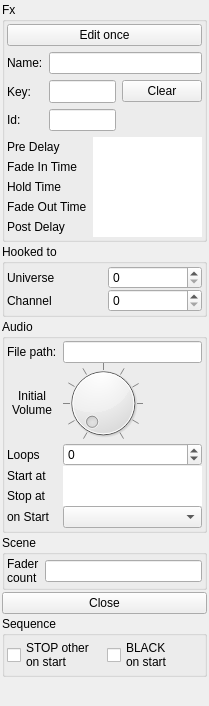
Before: the Qt Designer form StageRunner/gui/fxitempropertywidget.ui in Pit1966/StageRunner, drawn with Qt 5.
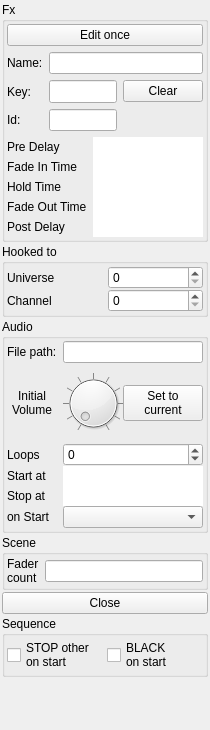
After: the same form once the commit is applied. Custom widgets are drawn as their Qt base class.

Commit message: FxEditor: New feature: Set Audio initial volume to current play volume by simple button click

What changed in the file:
```diff
--- a/StageRunner/gui/fxitempropertywidget.ui
+++ b/StageRunner/gui/fxitempropertywidget.ui
@@ -7,7 +7,7 @@
     <x>0</x>
     <y>0</y>
     <width>209</width>
-    <height>706</height>
+    <height>730</height>
    </rect>
   </property>
   <property name="font">
@@ -300,7 +300,7 @@
         </property>
        </widget>
       </item>
-      <item row="4" column="1">
+      <item row="5" column="1">
        <widget class="PsLineEdit" name="audioStopAtEdit">
         <property name="frame">
          <bool>false</bool>
@@ -310,26 +310,7 @@
       <item row="0" column="1">
        <widget class="PsLineEdit" name="audioFilePathEdit"/>
       </item>
-      <item row="1" column="1">
-       <widget class="qsynthKnob" name="initialVolDial">
-        <property name="maximumSize">
-         <size>
-          <width>80</width>
-          <height>80</height>
-         </size>
-        </property>
-        <property name="maximum">
-         <number>100</number>
-        </property>
-        <property name="notchTarget">
-         <double>10.000000000000000</double>
-        </property>
-        <property name="notchesVisible">
-         <bool>true</bool>
-        </property>
-       </widget>
-      </item>
-      <item row="1" column="0">
+      <item row="2" column="0">
        <widget class="QLabel" name="label">
         <property name="text">
          <string>Initial
@@ -340,7 +321,7 @@
         </property>
        </widget>
       </item>
-      <item row="2" column="1">
+      <item row="3" column="1">
        <widget class="QSpinBox" name="audioLoopsSpin">
         <property name="minimum">
          <number>-1</number>
@@ -350,44 +331,90 @@
         </property>
        </widget>
       </item>
-      <item row="2" column="0">
+      <item row="4" column="1">
+       <widget class="PsLineEdit" name="audioStartAtEdit">
+        <property name="frame">
+         <bool>false</bool>
+        </property>
+       </widget>
+      </item>
+      <item row="3" column="0">
        <widget class="QLabel" name="audioLoopsLabel">
         <property name="text">
          <string>Loops</string>
         </property>
        </widget>
       </item>
-      <item row="3" column="0">
+      <item row="4" column="0">
        <widget class="QLabel" name="audioStartAtLabel">
         <property name="text">
          <string>Start at</string>
         </property>
        </widget>
       </item>
-      <item row="3" column="1">
-       <widget class="PsLineEdit" name="audioStartAtEdit">
-        <property name="frame">
-         <bool>false</bool>
-        </property>
-       </widget>
-      </item>
-      <item row="4" column="0">
-       <widget class="QLabel" name="audioStopAtLabel">
-        <property name="text">
-         <string>Stop at</string>
-        </property>
-       </widget>
-      </item>
-      <item row="5" column="0">
+      <item row="6" column="0">
        <widget class="QLabel" name="audioOnStartLabel">
         <property name="text">
          <string>on Start</string>
         </property>
        </widget>
       </item>
-      <item row="5" column="1">
+      <item row="6" column="1">
        <widget class="QComboBox" name="audioOnStartCombo"/>
       </item>
+      <item row="5" column="0">
+       <widget class="QLabel" name="audioStopAtLabel">
+        <property name="text">
+         <string>Stop at</string>
+        </property>
+       </widget>
+      </item>
+      <item row="2" column="1">
+       <layout class="QHBoxLayout" name="initVolLayout">
+        <property name="topMargin">
+         <number>0</number>
+        </property>
+        <item>
+         <widget class="qsynthKnob" name="initialVolDial">
+          <property name="sizePolicy">
+           <sizepolicy hsizetype="Expanding" vsizetype="Expanding">
+            <horstretch>0</horstretch>
+            <verstretch>0</verstretch>
+           </sizepolicy>
+          </property>
+          <property name="minimumSize">
+           <size>
+            <width>60</width>
+            <height>60</height>
+           </size>
+          </property>
+          <property name="maximumSize">
+           <size>
+            <width>80</width>
+            <height>80</height>
+           </size>
+          </property>
+          <property name="maximum">
+           <number>100</number>
+          </property>
+          <property name="notchTarget">
+           <double>10.000000000000000</double>
+          </property>
+          <property name="notchesVisible">
+           <bool>true</bool>
+          </property>
+         </widget>
+        </item>
+        <item>
+         <widget class="QPushButton" name="setToCurrentVolButton">
+          <property name="text">
+           <string>Set to
+current</string>
+          </property>
+         </widget>
+        </item>
+       </layout>
+      </item>
      </layout>
     </widget>
    </item>
```
The commit also changes 13 other files.
